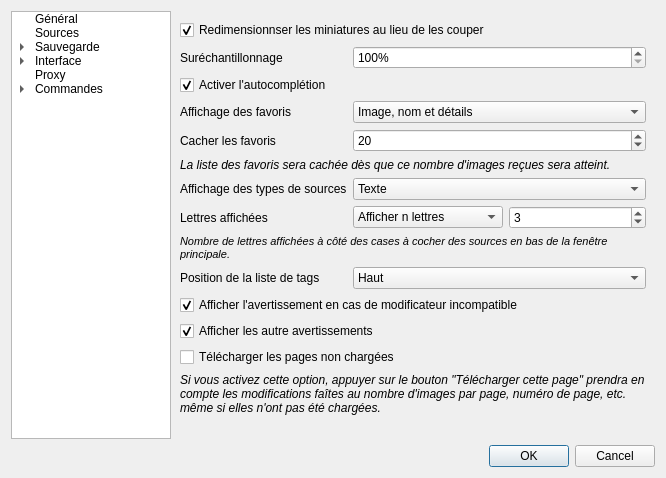
The window that src/settings/optionswindow.ui (Bionus/imgbrd-grabber) describes before a commit, drawn with Qt 5.
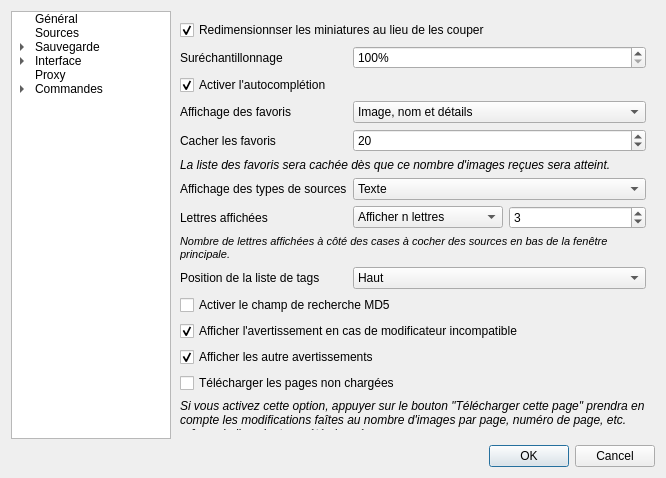
The same window after the commit. The open tabs and pages were chosen to show the change. Icons and pictures are not drawn.

Commit message: Add option to enable an MD5 search field (fix #599)

Diff of the .ui file:
```diff
--- a/src/settings/optionswindow.ui
+++ b/src/settings/optionswindow.ui
@@ -1539,7 +1539,7 @@
            </item>
           </widget>
          </item>
-         <item row="10" column="0" colspan="2">
+         <item row="11" column="0" colspan="2">
           <widget class="QCheckBox" name="checkShowTagWarning">
            <property name="text">
             <string>Afficher l'avertissement en cas de modificateur incompatible</string>
@@ -1549,7 +1549,7 @@
            </property>
           </widget>
          </item>
-         <item row="11" column="0" colspan="2">
+         <item row="12" column="0" colspan="2">
           <widget class="QCheckBox" name="checkShowWarnings">
            <property name="text">
             <string>Afficher les autre avertissements</string>
@@ -1559,14 +1559,14 @@
            </property>
           </widget>
          </item>
-         <item row="12" column="0" colspan="2">
+         <item row="13" column="0" colspan="2">
           <widget class="QCheckBox" name="checkGetUnloadedPages">
            <property name="text">
             <string>Télécharger les pages non chargées</string>
            </property>
           </widget>
          </item>
-         <item row="13" column="0" colspan="2">
+         <item row="14" column="0" colspan="2">
           <widget class="QLabel" name="label_66">
            <property name="text">
             <string>&lt;i&gt;Si vous activez cette option, appuyer sur le bouton &quot;Télécharger cette page&quot; prendra en compte les modifications faîtes au nombre d'images par page, numéro de page, etc. même si elles n'ont pas été chargées.</string>
@@ -1642,6 +1642,13 @@
            </property>
           </widget>
          </item>
+         <item row="10" column="0" colspan="2">
+          <widget class="QCheckBox" name="checkEnableMd5Field">
+           <property name="text">
+            <string>Activer le champ de recherche MD5</string>
+           </property>
+          </widget>
+         </item>
         </layout>
        </widget>
        <widget class="QWidget" name="pageInterfaceColoring">
```
Left out of the diff: 1 changed line with no effect on the pictures. The commit also changes 4 other files.
